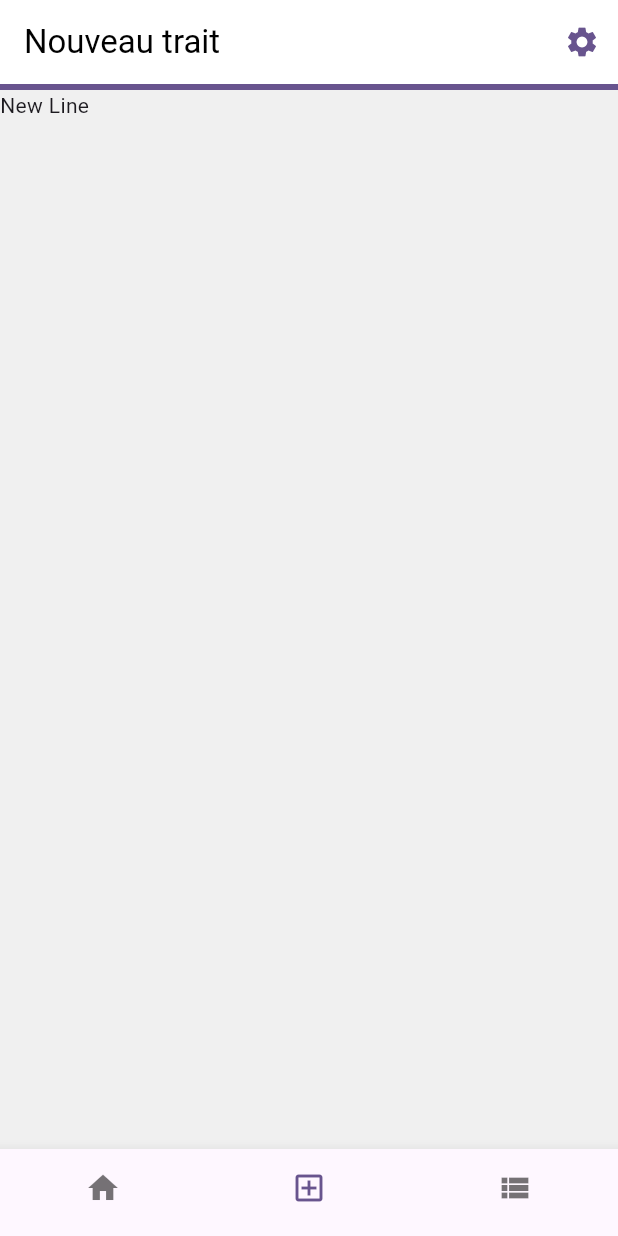
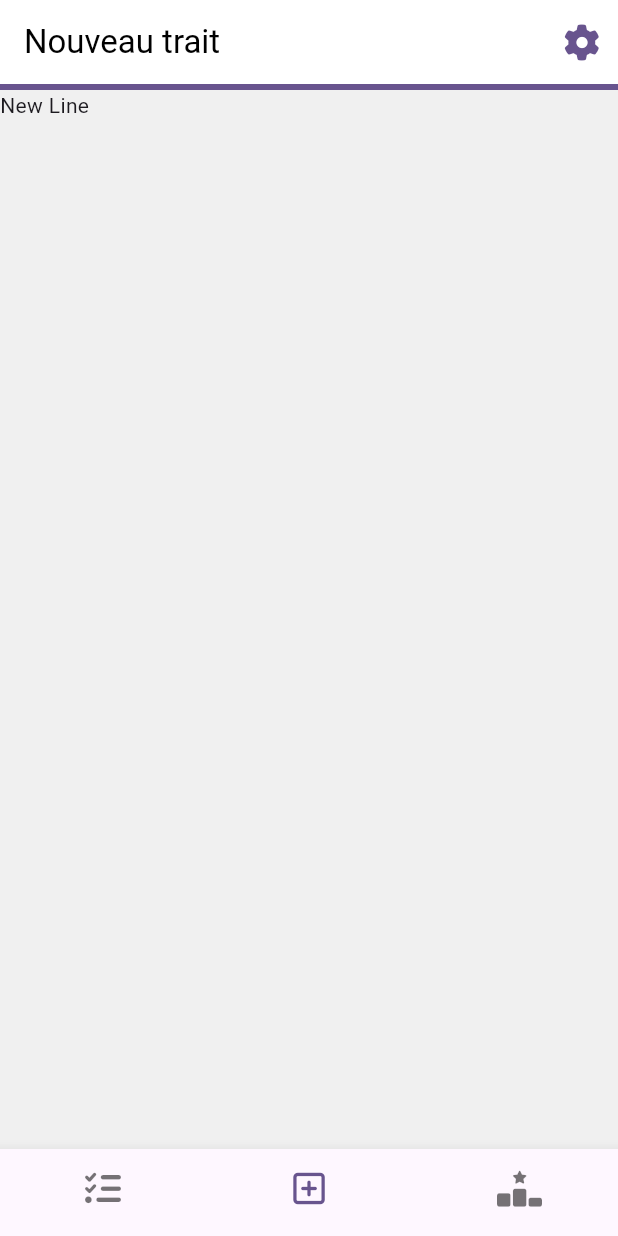
Before and after one commit to ArnaudGrt/flutter_linegitud, a Flutter app: the screen it shows after launch, item 2 of the bottom bar chosen, on a phone screen of 412 x 824 dp. Run offline on Flutter 3.47's test engine with Material 3 defaults, Android fonts, the phone set to English and light mode, and no system bars; our stand-ins replace font_awesome_flutter, get.

Commit message:
💄 (home) update icons

```diff
--- a/lib/screens/home.dart
+++ b/lib/screens/home.dart
@@ -1,5 +1,7 @@
 import 'package:flutter/material.dart';
 import 'package:get/get.dart';
+
+import 'package:font_awesome_flutter/font_awesome_flutter.dart';
 
 import 'package:linegitud/controllers/home.dart';
 import 'package:linegitud/routes/router.dart';
@@ -23,7 +25,7 @@ class Home extends StatelessWidget {
             actionsIconTheme: IconThemeData(color: theme.colorScheme.primary),
             actions: <Widget>[
               IconButton(
-                icon: const Icon(Icons.settings),
+                icon: const Icon(FontAwesomeIcons.gear),
                 tooltip: "Paramètres",
                 onPressed: () {
                   Get.toNamed(AppRoutes.settings);
@@ -46,13 +48,13 @@ class Home extends StatelessWidget {
               showUnselectedLabels: false,
               items: const <BottomNavigationBarItem>[
                 BottomNavigationBarItem(
-                    icon: Icon(Icons.home, size: 24), label: "Accueil"),
+                    icon: Icon(FontAwesomeIcons.listCheck, size: 24), label: "Historique"),
                 BottomNavigationBarItem(
-                    icon: Icon(Icons.add_box_outlined, size: 24),
-                    label: "Nouveau trait"),
+                    icon: Icon(FontAwesomeIcons.squarePlus, size: 24),
+                    label: "Nouveau"),
                 BottomNavigationBarItem(
-                    icon: Icon(Icons.view_list, size: 24),
-                    label: "Liste des traits"),
+                    icon: Icon(FontAwesomeIcons.rankingStar, size: 24),
+                    label: "Classement"),
               ],
               currentIndex: controller.selectedIndex.value,
               onTap: controller.selectMenu,
```
